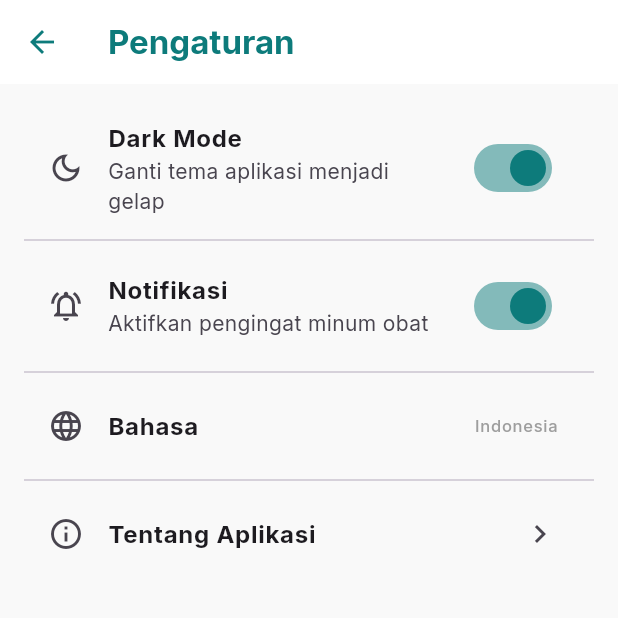
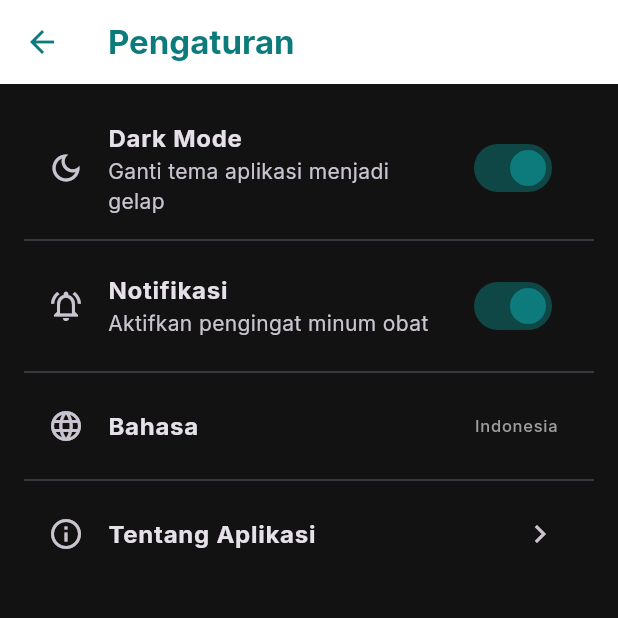
Before and after one commit to ErickHaidar/Aura-Health-FrontEnd, a Flutter app: the SettingsScreen screen opened directly, after a tap on "Dark Mode", on a phone screen of 412 x 824 dp, the top half of it. Run offline on Flutter 3.47's test engine with Material 3 defaults, Android fonts, the phone set to English and light mode, and no system bars; our stand-ins replace flutter_dotenv, google_fonts, image_picker, shared_preferences; accounts and stored records are empty; network calls fail.

Commit message:
Bug on dark mode, edit profile done

```diff
--- a/lib/main.dart
+++ b/lib/main.dart
@@ -6,6 +6,8 @@ import 'screens/register_screen.dart';
 import 'screens/otp_screen.dart';
 import 'screens/main_screen.dart';
 import 'package:flutter_dotenv/flutter_dotenv.dart';
+import 'package:provider/provider.dart';
+import 'providers/theme_provider.dart';
 
 Future<void> main() async {
   await dotenv.load(fileName: ".env");
@@ -17,9 +19,15 @@ class AuraHealthApp extends StatelessWidget {
 
   @override
   Widget build(BuildContext context) {
+    return ChangeNotifierProvider(
+      create: (_) => ThemeProvider(),
+      child: Consumer<ThemeProvider>(
+        builder: (context, themeProvider, child) {
           return MaterialApp(
             title: 'Aura Health',
             theme: AppTheme.theme,
+            darkTheme: AppTheme.darkTheme,
+            themeMode: themeProvider.themeMode,
             debugShowCheckedModeBanner: false,
             initialRoute: '/main',
             routes: {
@@ -30,5 +38,8 @@ class AuraHealthApp extends StatelessWidget {
               '/main': (context) => const MainScreen(),
             },
           );
+        },
+      ),
+    );
   }
 }
--- /dev/null
+++ b/lib/providers/theme_provider.dart
@@ -0,0 +1,12 @@
+import 'package:flutter/material.dart';
+
+class ThemeProvider with ChangeNotifier {
+  ThemeMode _themeMode = ThemeMode.light;
+
+  ThemeMode get themeMode => _themeMode;
+
+  void toggleTheme(bool isDark) {
+    _themeMode = isDark ? ThemeMode.dark : ThemeMode.light;
+    notifyListeners();
+  }
+}
--- a/lib/screens/main_screen.dart
+++ b/lib/screens/main_screen.dart
@@ -29,7 +29,7 @@ class _MainScreenState extends State<MainScreen> {
       bottomNavigationBar: Container(
         margin: const EdgeInsets.all(16),
         decoration: BoxDecoration(
-          color: Colors.white,
+          color: Theme.of(context).cardColor,
           borderRadius: BorderRadius.circular(24),
           boxShadow: [
             BoxShadow(
@@ -51,7 +51,7 @@ class _MainScreenState extends State<MainScreen> {
             type: BottomNavigationBarType.fixed,
             selectedItemColor: AppTheme.primaryColor,
             unselectedItemColor: Colors.grey,
-            backgroundColor: Colors.white,
+            backgroundColor: Theme.of(context).cardColor,
             elevation: 0,
             items: const [
               BottomNavigationBarItem(
--- a/lib/screens/settings_screen.dart
+++ b/lib/screens/settings_screen.dart
@@ -1,5 +1,7 @@
 import 'package:flutter/material.dart';
 import '../theme.dart';
+import 'package:provider/provider.dart';
+import '../providers/theme_provider.dart';
 
 class SettingsScreen extends StatefulWidget {
   const SettingsScreen({super.key});
@@ -39,13 +41,10 @@ class _SettingsScreenState extends State<SettingsScreen> {
               style: TextStyle(fontWeight: FontWeight.bold),
             ),
             subtitle: const Text('Ganti tema aplikasi menjadi gelap'),
-            value: _isDarkMode,
+            value: Provider.of<ThemeProvider>(context).themeMode == ThemeMode.dark,
             activeThumbColor: AppTheme.primaryColor,
             onChanged: (val) {
-              setState(() {
-                _isDarkMode = val;
-              });
-              // Logika dark mode sungguhan perlu dikonfigurasi di main.dart dengan Provider/Riverpod
+              Provider.of<ThemeProvider>(context, listen: false).toggleTheme(val);
             },
             secondary: const Icon(Icons.dark_mode_outlined),
           ),
--- a/lib/theme.dart
+++ b/lib/theme.dart
@@ -12,8 +12,10 @@ class AppTheme {
 
   static ThemeData get theme {
     return ThemeData(
+      brightness: Brightness.light,
       primaryColor: primaryColor,
       scaffoldBackgroundColor: backgroundColor,
+      cardColor: Colors.white,
       textTheme: GoogleFonts.interTextTheme().copyWith(
         displayLarge: GoogleFonts.inter(
           color: textDark,
@@ -60,4 +62,56 @@ class AppTheme {
       ),
     );
   }
+  static ThemeData get darkTheme {
+    return ThemeData(
+      brightness: Brightness.dark,
+      primaryColor: primaryColor,
+      scaffoldBackgroundColor: const Color(0xFF121212),
+      cardColor: const Color(0xFF1E1E1E),
+      textTheme: GoogleFonts.interTextTheme().copyWith(
+        displayLarge: GoogleFonts.inter(
+          color: Colors.white,
+          fontWeight: FontWeight.bold,
+        ),
+        titleLarge: GoogleFonts.inter(
+          color: Colors.white,
+          fontWeight: FontWeight.w700,
+        ),
+        bodyLarge: GoogleFonts.inter(color: Colors.white70),
+        bodyMedium: GoogleFonts.inter(color: Colors.white60),
+      ),
+      elevatedButtonTheme: ElevatedButtonThemeData(
+        style: ElevatedButton.styleFrom(
+          backgroundColor: primaryColor,
+          foregroundColor: Colors.white,
+          minimumSize: const Size(double.infinity, 50),
+          shape: RoundedRectangleBorder(
+            borderRadius: BorderRadius.circular(12),
+          ),
+          textStyle: const TextStyle(fontSize: 16, fontWeight: FontWeight.bold),
+        ),
+      ),
+      inputDecorationTheme: InputDecorationTheme(
+        filled: true,
+        fillColor: const Color(0xFF1E1E1E),
+        contentPadding: const EdgeInsets.symmetric(
+          horizontal: 16,
+          vertical: 16,
+        ),
+        border: OutlineInputBorder(
+          borderRadius: BorderRadius.circular(12),
+          borderSide: BorderSide(color: Colors.grey.shade800),
+        ),
+        enabledBorder: OutlineInputBorder(
+          borderRadius: BorderRadius.circular(12),
+          borderSide: BorderSide(color: Colors.grey.shade800),
+        ),
+        focusedBorder: OutlineInputBorder(
+          borderRadius: BorderRadius.circular(12),
+          borderSide: const BorderSide(color: primaryColor),
+        ),
+        hintStyle: TextStyle(color: Colors.grey.shade600),
+      ),
+    );
+  }
 }
--- a/pubspec.yaml
+++ b/pubspec.yaml
@@ -39,10 +39,14 @@ dependencies:
   http: ^1.6.0
   shared_preferences: ^2.5.5
   flutter_dotenv: ^6.0.1
+  provider: ^6.1.1
+  image_picker: ^1.0.7
 
 dev_dependencies:
   flutter_test:
     sdk: flutter
+  mockito: ^5.4.4
+  build_runner: ^2.4.8
 
   # The "flutter_lints" package below contains a set of recommended lints to
   # encourage good coding practices. The lint set provided by the package is
```
Also changed, not shown: lib/screens/edit_profile_screen.dart (+35 -11 lines), lib/screens/education_screen.dart (line endings or trailing spaces), lib/screens/home_screen.dart (line endings or trailing spaces), lib/screens/profile_screen.dart (line endings or trailing spaces), pubspec.lock, 8 other files. Lines whose indentation alone changed are shown as unchanged.
